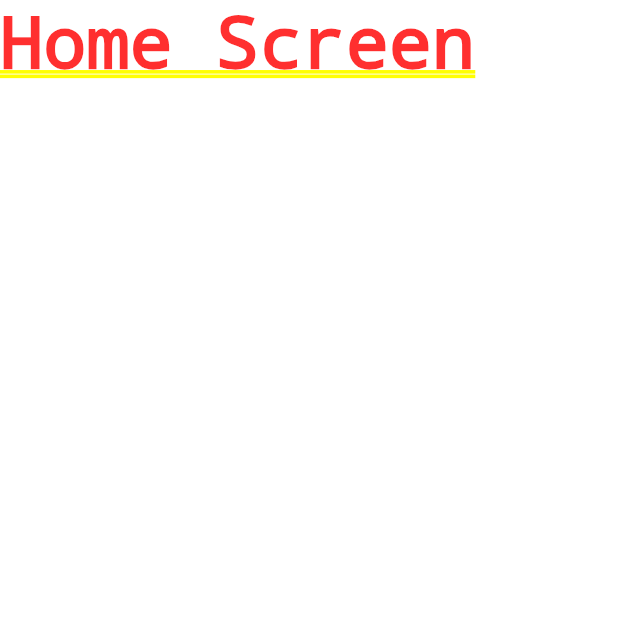
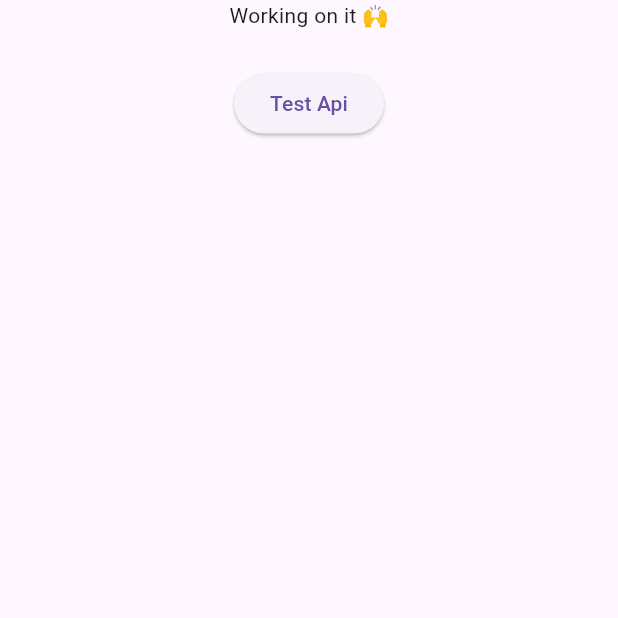
Before and after one commit to omkark958/portfolio, a Flutter app: the screen it shows after launch, on a phone screen of 412 x 824 dp, the top half of it. Run offline on Flutter 3.47's test engine with Material 3 defaults, Android fonts, the light colour scheme and no system bars; our stand-ins replace get; missing offline and left inert: universal_html.

Commit message:
backend connect and refresh in web mobile

```diff
--- /dev/null
+++ b/lib/api/api.api.dart
@@ -0,0 +1,14 @@
+import 'package:get/get.dart';
+import 'package:http/http.dart' as http;
+
+class ApiService extends GetxService {
+  final String? baseUrl ;
+  ApiService({this.baseUrl});
+
+  Future<http.Response> test() async {
+    final url = Uri.parse('$baseUrl');
+    return await http.get(url);
+  }
+
+  // Add more methods (GET, POST, etc.)
+}
--- a/lib/main.dart
+++ b/lib/main.dart
@@ -1,26 +1,55 @@
 import 'package:flutter/material.dart';
 import 'package:get/get.dart';
+import 'package:portfolio/api/api.api.dart';
+import 'package:portfolio/config.dart';
 import 'package:portfolio/routes/routes.route.dart';
+import 'package:universal_html/html.dart' as uni_html;
+import 'package:flutter/foundation.dart';
 
 
+void main() async{
+Map<String,String>? configuration=Config().config();
+ await  initServices(configuration);
+  // print(Platform.isAndroid?"":"");
+  runApp(App());
+}
 
-void main() {
-  // print(Platform.isAndroid?"":"");
-  runApp(App()
-  );
-}
 
 class App extends StatelessWidget {
   const App({super.key});
 
+  Future<void> _refreshPage() async {
+    if (kIsWeb) {
+      uni_html.window.location.reload();
+    }
+  }
+
   @override
   Widget build(BuildContext context) {
-    return GetMaterialApp(
-      debugShowCheckedModeBanner: false,
-      home: Text("Welcome omkar"),
-      initialRoute: "/home",
-      getPages: Routes().routes,
-      );
-
+    return RefreshIndicator(
+      onRefresh: _refreshPage,
+      child: MaterialApp(
+        debugShowCheckedModeBanner: false,
+        home: Builder(
+          builder: (context) => ListView(
+            physics: const AlwaysScrollableScrollPhysics(),
+            children: [
+              SizedBox(
+                height: MediaQuery.of(context).size.height,
+                child: GetMaterialApp(
+                  debugShowCheckedModeBanner: false,
+                  initialRoute: "/home",
+                  getPages: Routes().routes,
+                ),
+              ),
+            ],
+          ),
+        ),
+      ),
+    );
   }
 }
+
+Future<void> initServices(Map<String,String>? configuration) async {
+  Get.put<ApiService>(ApiService(baseUrl: configuration!["url"]));
+}
--- a/lib/routes/routes.route.dart
+++ b/lib/routes/routes.route.dart
@@ -15,6 +15,6 @@ class Routes {
 // ];
 
   final routes=[
-    GetPage(name: "/home", page: ()=>const HomeScreen(name:"Home Screen"))
+    GetPage(name: "/home", page: ()=> HomeScreen())
   ];
 }
--- a/lib/screens/home.screen.dart
+++ b/lib/screens/home.screen.dart
@@ -1,10 +1,20 @@
 import 'package:flutter/material.dart';
+import 'package:get/get.dart';
+import 'package:portfolio/api/api.api.dart';
 
+// ignore: must_be_immutable
 class HomeScreen extends StatelessWidget{
-  final String name;
-  const HomeScreen({super.key,required this.name});
+  ApiService api= Get.find();
+  HomeScreen({super.key});
+  testApi()async{
+    dynamic res=await api.test();
+    print(res);
+  }
   @override
   Widget build(BuildContext context){
-    return Text(name);
+    return Scaffold(body:Center(
+      child:  Column(children: [Text("Working on it 🙌"),SizedBox(height: 25,),
+      ElevatedButton(onPressed: testApi, child: Text("Test Api"))],),
+    ));
   }
 }
--- a/pubspec.yaml
+++ b/pubspec.yaml
@@ -36,6 +36,8 @@ dependencies:
   cupertino_icons: ^1.0.8
   provider: ^6.1.5
   get: ^4.7.2
+  http: ^1.4.0
+  universal_html: ^2.2.4
 
 dev_dependencies:
   flutter_test:
```
Also changed, not shown: lib/config.dart (added, +17 -0 lines), pubspec.lock.
